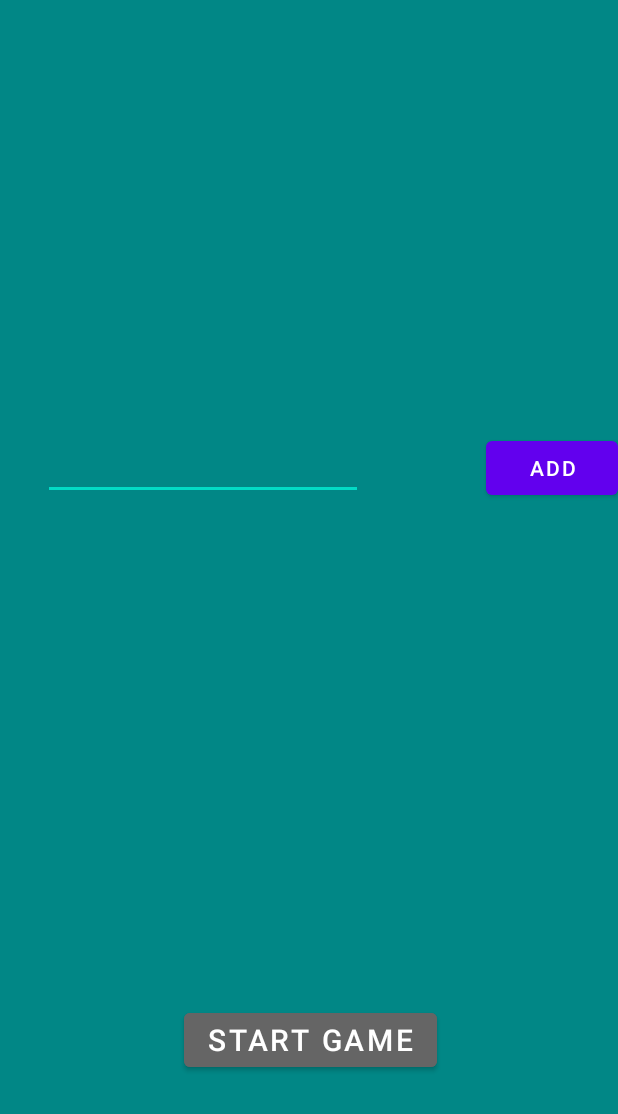
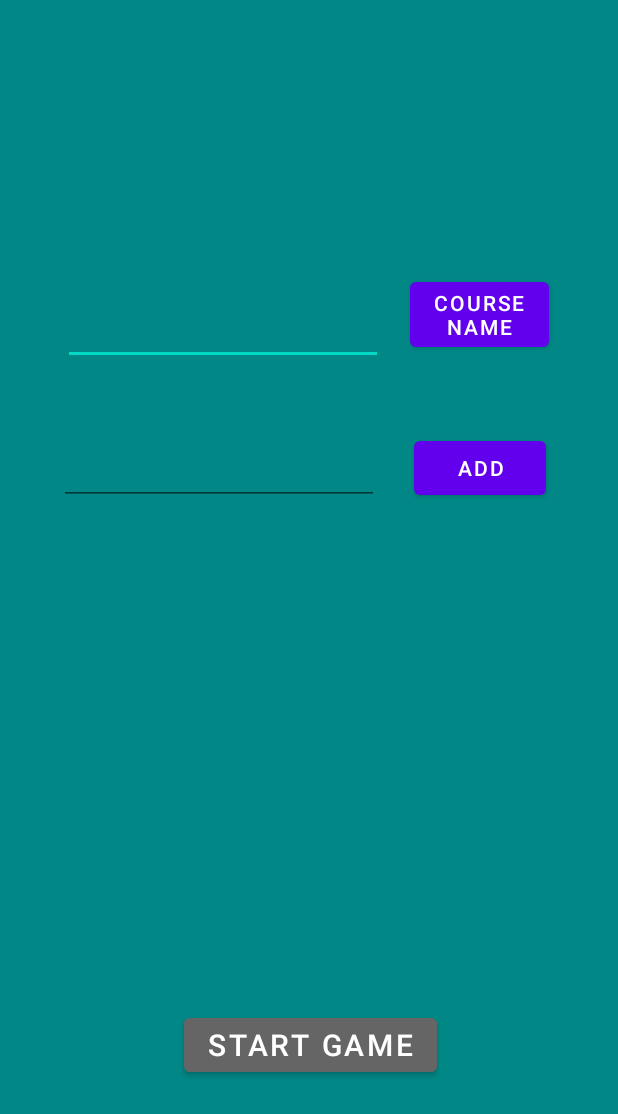
Before and after one commit to abazatte/GolfScoreCard, an Android app: the screen it shows after launch (NamesActivity), after a tap on "ADD PLAYERS", on a phone screen of 412 x 824 dp. Shown: the top 1114 px of the screen. Run offline under Robolectric (Android 15) with nearby library versions, the phone set to English and light mode, and no system bars; 2 statements that could not run were skipped.

```diff
--- a/app/src/main/res/layout/activity_names.xml
+++ b/app/src/main/res/layout/activity_names.xml
@@ -8,9 +8,38 @@
     tools:context=".NamesActivity">
 
     <Button
+        android:id="@+id/courseName"
+        android:layout_width="wrap_content"
+        android:layout_height="wrap_content"
+        android:layout_marginEnd="28dp"
+        android:text="Course\nName"
+        app:layout_constraintBottom_toBottomOf="parent"
+        app:layout_constraintEnd_toEndOf="parent"
+        app:layout_constraintHorizontal_bias="0.759"
+        app:layout_constraintStart_toEndOf="@+id/name2"
+        app:layout_constraintTop_toTopOf="parent"
+        app:layout_constraintVertical_bias="0.237" />
+
+    <EditText
+        android:id="@+id/name2"
+        android:layout_width="wrap_content"
+        android:layout_height="wrap_content"
+        android:layout_marginStart="24dp"
+        android:ems="10"
+        android:inputType="text"
+        android:textAlignment="center"
+        app:layout_constraintBottom_toTopOf="@+id/name"
+        app:layout_constraintEnd_toStartOf="@+id/courseName"
+        app:layout_constraintHorizontal_bias="0.258"
+        app:layout_constraintStart_toStartOf="parent"
+        app:layout_constraintTop_toTopOf="parent"
+        app:layout_constraintVertical_bias="0.806" />
+
+    <Button
         android:id="@+id/add"
         android:layout_width="wrap_content"
         android:layout_height="wrap_content"
+        android:layout_marginEnd="48dp"
         android:text="@string/add"
         app:layout_constraintBottom_toBottomOf="parent"
         app:layout_constraintEnd_toEndOf="parent"
@@ -26,10 +55,10 @@
         android:textAlignment="center"
         app:layout_constraintBottom_toBottomOf="parent"
         app:layout_constraintEnd_toStartOf="@+id/add"
-        app:layout_constraintHorizontal_bias="0.258"
+        app:layout_constraintHorizontal_bias="0.63"
         app:layout_constraintStart_toStartOf="parent"
         app:layout_constraintTop_toTopOf="parent"
-        app:layout_constraintVertical_bias="0.37" />
+        app:layout_constraintVertical_bias="0.374" />
 
     <Button
         android:id="@+id/start1"
```
Also changed, not shown: app/src/main/java/com/example/golfscorecard/GameActivity.java (+17 -5 lines), app/src/main/java/com/example/golfscorecard/NamesActivity.java (+31 -9 lines), app/src/main/java/com/example/golfscorecard/Scorecard.java (+9 -54 lines), app/src/main/res/layout/activity_game.xml (+15 -13 lines).
